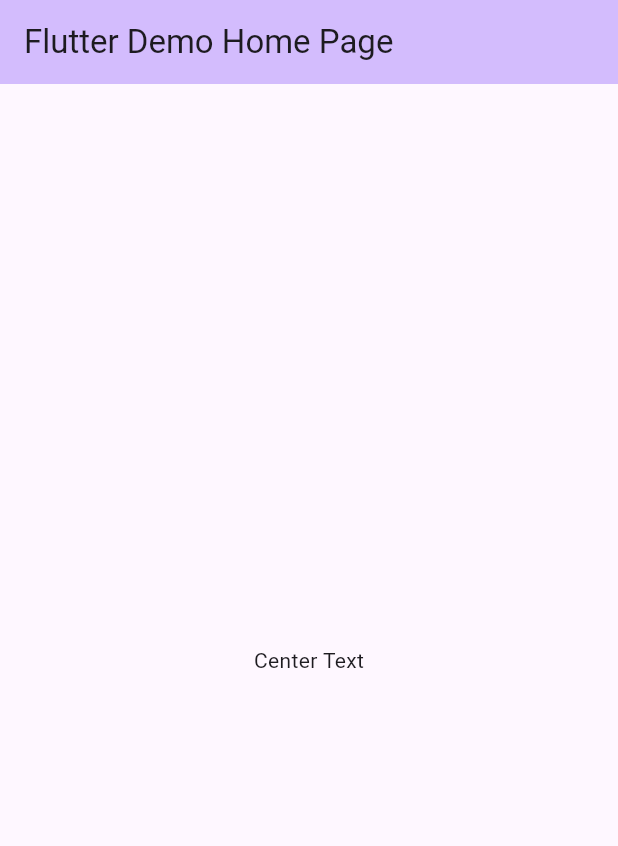
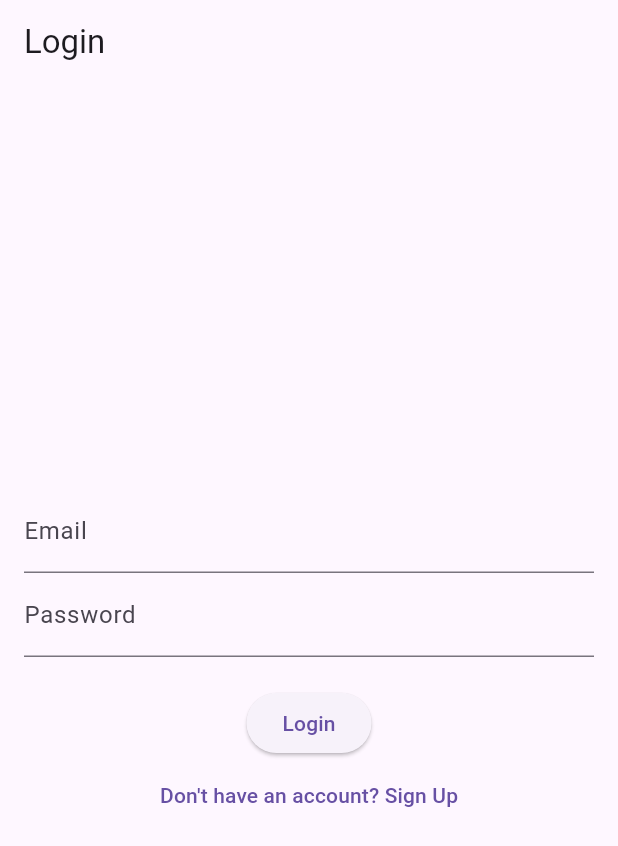
Before and after one commit to Amitkumarkoli/weatherly, a Flutter app: the screen it shows after launch, on a phone screen of 412 x 824 dp. Shown: the top 846 px of the screen. Run offline on Flutter 3.47's test engine with Material 3 defaults, Android fonts, the phone set to English and light mode, and no system bars; our stand-ins replace firebase_auth, firebase_core; accounts and stored records are empty.

Commit message:
login and signup feat added

```diff
--- /dev/null
+++ b/lib/core/provider/auth_provider.dart
@@ -0,0 +1,37 @@
+import 'package:flutter/material.dart';
+import 'package:firebase_auth/firebase_auth.dart';
+
+class AuthProvider extends ChangeNotifier {
+  final FirebaseAuth _auth = FirebaseAuth.instance;
+  User? user;
+
+  AuthProvider() {
+    // Listen for authentication state changes
+    _auth.authStateChanges().listen((User? user) {
+      this.user = user;
+      notifyListeners();
+    });
+  }
+
+  Future<void> signIn(String email, String password) async {
+    try {
+      await _auth.signInWithEmailAndPassword(
+          email: email, password: password);
+    } on FirebaseAuthException catch (e) {
+      throw e.message ?? "Login failed";
+    }
+  }
+
+  Future<void> signUp(String email, String password) async {
+    try {
+      await _auth.createUserWithEmailAndPassword(
+          email: email, password: password);
+    } on FirebaseAuthException catch (e) {
+      throw e.message ?? "Signup failed";
+    }
+  }
+
+  Future<void> signOut() async {
+    await _auth.signOut();
+  }
+}
--- a/lib/main.dart
+++ b/lib/main.dart
@@ -1,6 +1,12 @@
 import 'package:flutter/material.dart';
+import 'package:firebase_core/firebase_core.dart';
+import 'package:provider/provider.dart';
+import 'package:weatherly/core/provider/auth_provider.dart';
+import 'package:weatherly/routes/routes.dart';
 
-void main() {
+void main() async {
+  WidgetsFlutterBinding.ensureInitialized();
+  await Firebase.initializeApp();
   runApp(const MyApp());
 }
 
@@ -9,37 +15,14 @@ class MyApp extends StatelessWidget {
 
   @override
   Widget build(BuildContext context) {
-    return MaterialApp(
-      debugShowCheckedModeBanner: false,
-      title: 'Flutter Demo',
-      theme: ThemeData(
-        colorScheme: ColorScheme.fromSeed(seedColor: Colors.deepPurple),
-        useMaterial3: true,
+    return ChangeNotifierProvider(
+      create: (_) => AuthProvider(),
+      child: MaterialApp(
+        title: 'Firebase Auth Demo',
+        debugShowCheckedModeBanner: false,
+        initialRoute: AppRoutes.login,
+        routes: AppRoutes.getRoutes(),
       ),
-      home: const MyHomePage(title: 'Flutter Demo Home Page'),
     );
   }
 }
-
-class MyHomePage extends StatefulWidget {
-  const MyHomePage({super.key, required this.title});
-
-  final String title;
-
-  @override
-  State<MyHomePage> createState() => _MyHomePageState();
-}
-
-class _MyHomePageState extends State<MyHomePage> {
-
-  @override
-  Widget build(BuildContext context) {
-    return Scaffold(
-      appBar: AppBar(
-        backgroundColor: Theme.of(context).colorScheme.inversePrimary,
-        title: Text(widget.title),
-      ),
-      body: const Center(child: Text('Center Text'))
-    );
-  }
-}
--- /dev/null
+++ b/lib/presentation/screens/login_screen.dart
@@ -0,0 +1,75 @@
+import 'package:flutter/material.dart';
+import 'package:provider/provider.dart';
+import 'package:weatherly/core/provider/auth_provider.dart';
+import 'signup_screen.dart';
+import 'home_screen.dart';
+
+class LoginScreen extends StatefulWidget {
+  const LoginScreen({Key? key}) : super(key: key);
+  @override
+  _LoginScreenState createState() => _LoginScreenState();
+}
+
+class _LoginScreenState extends State<LoginScreen> {
+  final TextEditingController emailController = TextEditingController();
+  final TextEditingController passwordController = TextEditingController();
+  bool isLoading = false;
+
+  void login() async {
+    final authProvider = Provider.of<AuthProvider>(context, listen: false);
+    setState(() => isLoading = true);
+    try {
+      await authProvider.signIn(
+          emailController.text.trim(), passwordController.text.trim());
+      Navigator.pushReplacement(
+        context,
+        MaterialPageRoute(builder: (_) => HomeScreen()),
+      );
+    } catch (e) {
+      ScaffoldMessenger.of(context)
+          .showSnackBar(SnackBar(content: Text(e.toString())));
+    }
+    setState(() => isLoading = false);
+  }
+
+  @override
+  Widget build(BuildContext context) {
+    return Scaffold(
+      appBar: AppBar(title: const Text('Login')),
+      body: Padding(
+        padding: const EdgeInsets.all(16.0),
+        child: Center(
+          child: SingleChildScrollView(
+            child: Column(
+              children: [
+                TextField(
+                  controller: emailController,
+                  decoration: const InputDecoration(labelText: "Email"),
+                ),
+                TextField(
+                  controller: passwordController,
+                  obscureText: true,
+                  decoration: const InputDecoration(labelText: "Password"),
+                ),
+                const SizedBox(height: 20),
+                isLoading
+                    ? const CircularProgressIndicator()
+                    : ElevatedButton(
+                        onPressed: login, child: const Text("Login")),
+                TextButton(
+                  onPressed: () {
+                    Navigator.push(
+                      context,
+                      MaterialPageRoute(builder: (_) => SignupScreen()),
+                    );
+                  },
+                  child: const Text("Don't have an account? Sign Up"),
+                ),
+              ],
+            ),
+          ),
+        ),
+      ),
+    );
+  }
+}
--- /dev/null
+++ b/lib/routes/routes.dart
@@ -0,0 +1,18 @@
+import 'package:flutter/material.dart';
+import '../presentation/screens/login_screen.dart';
+import '../presentation/screens/signup_screen.dart';
+import '../presentation/screens/home_screen.dart';
+
+class AppRoutes {
+  static const String login = '/login';
+  static const String signup = '/signup';
+  static const String home = '/home';
+
+  static Map<String, WidgetBuilder> getRoutes() {
+    return {
+      login: (context) => LoginScreen(),
+      signup: (context) => SignupScreen(),
+      home: (context) => HomeScreen(),
+    };
+  }
+}
--- a/pubspec.yaml
+++ b/pubspec.yaml
@@ -35,6 +35,9 @@ dependencies:
   # The following adds the Cupertino Icons font to your application.
   # Use with the CupertinoIcons class for iOS style icons.
   cupertino_icons: ^1.0.8
+  provider: ^6.1.2
+  firebase_core: ^3.12.0
+  firebase_auth: ^5.5.0
 
 dev_dependencies:
   flutter_test:
```
Also changed, not shown: lib/presentation/screens/home_screen.dart (added, +46 -0 lines), lib/presentation/screens/signup_screen.dart (added, +75 -0 lines), lib/core/provider/location_provider.dart (added), lib/core/provider/weather_provider.dart (added), lib/utils/location_helper.dart (added), lib/utils/weather_helper.dart (added), pubspec.lock, 6 other files.
